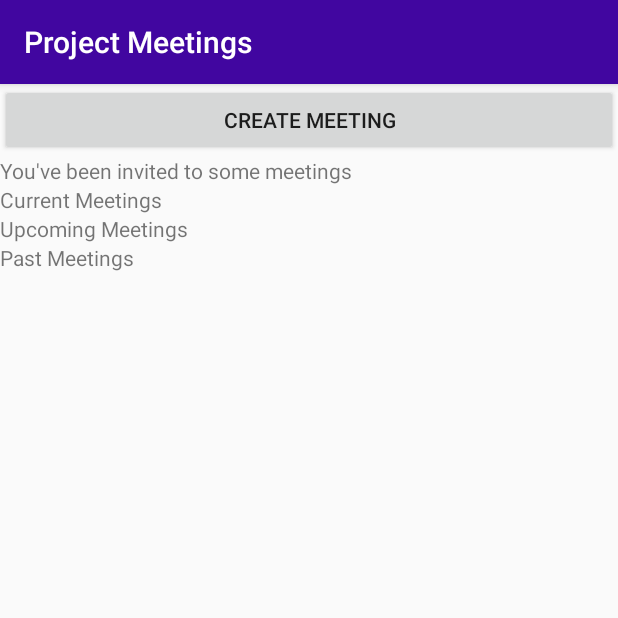
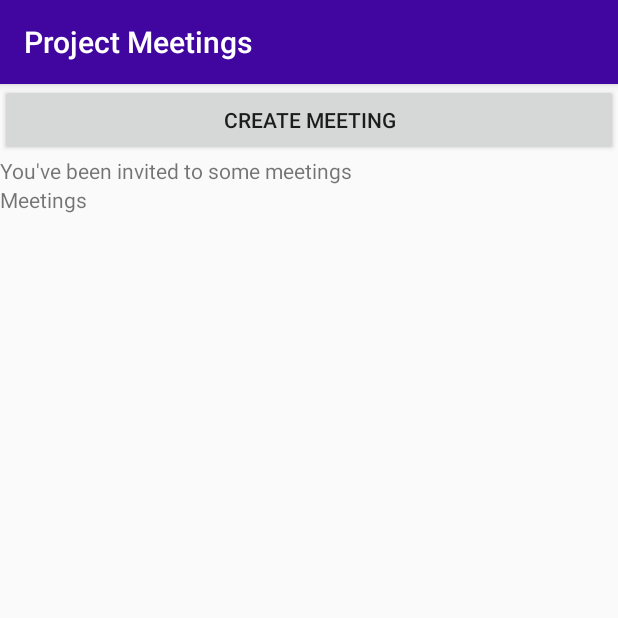
Before and after one commit to blakedgordon/ProjectMeetings-android, an Android app: the MeetingListActivity screen opened directly, with no data from a screen before it, on a phone screen of 412 x 824 dp, the top half of it. Run offline under Robolectric (Android 15) with nearby library versions, the phone set to English and light mode, and no system bars; our stand-ins replace Firebase (no records; nobody signed in at launch, a user with empty details on screens opened directly); libraries missing offline, so code that uses them is left out: org.slf4j; 5 statements that could not run were skipped.

Commit message:
MVP finished

```diff
--- a/app/src/main/java/edu/calbaptist/android/projectmeetings/CurrentMeetingsFragment.java
+++ b/app/src/main/java/edu/calbaptist/android/projectmeetings/CurrentMeetingsFragment.java
@@ -2,6 +2,7 @@ package edu.calbaptist.android.projectmeetings;
 
 import android.app.ListFragment;
 import android.content.Context;
+import android.content.Intent;
 import android.content.SharedPreferences;
 import android.os.AsyncTask;
 import android.os.Bundle;
@@ -18,9 +19,20 @@ import com.google.android.gms.tasks.Task;
 import com.google.firebase.auth.FirebaseAuth;
 import com.google.firebase.auth.FirebaseUser;
 import com.google.firebase.auth.GetTokenResult;
+import com.google.firebase.database.DataSnapshot;
+import com.google.firebase.database.DatabaseError;
+import com.google.firebase.database.DatabaseReference;
+import com.google.firebase.database.FirebaseDatabase;
+import com.google.firebase.database.Query;
+import com.google.firebase.database.ValueEventListener;
 
 import java.util.ArrayList;
+import java.util.Arrays;
+import java.util.Date;
 import java.util.HashSet;
+import java.util.LinkedHashMap;
+import java.util.List;
+import java.util.Map;
 import java.util.Set;
 
 import edu.calbaptist.android.projectmeetings.Exceptions.RestClientException;
@@ -36,7 +48,7 @@ public class CurrentMeetingsFragment extends ListFragment
     final static SharedPreferences prefs = App.context.getSharedPreferences(
             "edu.calbaptist.android.projectmeetings.Account_Name",
             Context.MODE_PRIVATE);
-    static ArrayList<String> meetingIds;
+    Map<String, Meeting> meetingHashMap = new LinkedHashMap<>();
 
     @Override
     public View onCreateView(LayoutInflater inflater,
@@ -47,46 +59,79 @@ public class CurrentMeetingsFragment extends ListFragment
     @Override
     public void onActivityCreated(Bundle savedInstanceState) {
         super.onActivityCreated(savedInstanceState);
-        meetingIds = new ArrayList<>();
 
-        AsyncTask.execute(new Runnable() {
-            @Override
-            public void run() {
-                String uID = prefs.getString("uID",null);
-                String firebaseToken = prefs.getString("FirebaseToken",null);
-                RestClient.getUserByUid(uID, firebaseToken, new Callback.RestClientUser() {
-                    @Override
-                    void onTaskExecuted(User user) {
-                        Log.d(TAG, "onTaskExecuted: " + user.getDisplayName());
-                        meetingIds.addAll(user.getMeetings());
-                        ArrayAdapter adapter = new ArrayAdapter<>(getActivity(), android.R.layout.simple_list_item_1, meetingIds.toArray());
-                        setListAdapter(adapter);
-                    }
-
-                    @Override
-                    void onTaskFailed(RestClientException e) {
-                        Log.d(TAG, "onTaskFailed with " + e.getResponseCode()
-                                + ": " + e.getJson().toString());
-                    }
-
-                    @Override
-                    void onExceptionRaised(Exception e) {
-                        Log.d(TAG, "onExceptionRaised: " + e.getMessage());
-                    }
-                });
-            }
-        });
-
-
-
-
+        buildMeetings();
         getListView().setOnItemClickListener(this);
     }
 
     @Override
     public void onItemClick(AdapterView<?> parent, View view, int position, long id) {
-
+        List<Meeting> MeetingList = new ArrayList(meetingHashMap.values()); // convert hashmap to array
+        Meeting m = MeetingList.get(position);
+        System.out.println(m.getName() + "--------------------------------------------------------------");
+        System.out.println(m.getDriveFolderId() + " drive folder id");
+        System.out.println(m.getTime() + " time");
+        System.out.println(m.getMid() + "mId");
+        Intent intent = new Intent(getActivity(), MeetingActivity.class);
+        intent.putExtra("meeting", m);
+        User user = new User.UserBuilder()
+                .setUid(prefs.getString("uID",null))
+                .setDisplayName(prefs.getString("DisplayName",null))
+                .setFirebaseToken(prefs.getString("FirebaseToken",null))
+                .build();
+        System.out.println(user.getDisplayName() + " user display name");
+        System.out.println(user.getUid() + " uid");
+        System.out.println("firebase token " + user.getFirebaseToken());
+        intent.putExtra("user",user);
+        startActivity(intent);
     }
 
+    private ArrayList<Meeting> buildMeetings(){
+        String uId = prefs.getString("uID",null);
+        final ArrayList<Meeting> meetings = new ArrayList<>();
 
+        DatabaseReference reference = FirebaseDatabase.getInstance().getReference();
+        Query query = reference.child("meetings").orderByChild("u_id").equalTo(uId);
+        query.addListenerForSingleValueEvent(new ValueEventListener() {
+            @Override
+            public void onDataChange(DataSnapshot dataSnapshot) {
+                ArrayList<String> invites = new ArrayList<String>(Arrays.asList(new String[]{"austin@gmail.com", "blake@gmail.com"}));
+
+                if (dataSnapshot.exists()) {
+                    for (DataSnapshot issue : dataSnapshot.getChildren()) {
+                        Meeting m = new Meeting.MeetingBuilder()
+                                .setName(issue.child("name").getValue().toString())
+                                .setObjective(issue.child("objective").getValue().toString())
+                                .setTime(Long.parseLong(issue.child("time").getValue().toString()))
+                                .setTimeLimit(Long.parseLong((issue.child("time_limit").getValue().toString())))
+                                .setDriveFolderId(issue.child("drive_folder_id").getValue().toString())
+                                .setMid(issue.getKey())
+                                .setInvites(invites)
+                                .build();
+                        meetings.add(m);
+                    }
+                }
+
+                for(Meeting m : meetings){
+                    String name = m.getName() + "\n" + m.getObjective() +  "\n" +
+                            unixToDateTime(m.getTime());
+                    meetingHashMap.put(name, m);
+                }
+                ArrayAdapter adapter = new ArrayAdapter<>(getActivity(), android.R.layout.simple_list_item_1, meetingHashMap.keySet().toArray());
+                setListAdapter(adapter);
+            }
+
+
+            @Override
+            public void onCancelled(DatabaseError databaseError) {
+
+            }
+        });
+        return meetings;
+    }
+
+    private String unixToDateTime(Long unix){
+        Date date = new java.util.Date(unix);
+        return date.toString();
+    }
 }
--- a/app/src/main/res/layout/activity_meetinglist.xml
+++ b/app/src/main/res/layout/activity_meetinglist.xml
@@ -31,17 +31,6 @@
         android:text="@string/current_meetings"
         android:layout_below="@id/Invites"/>
 
-    <!--<fragment-->
-        <!--android:layout_width="match_parent"-->
-        <!--android:layout_height="wrap_content"/>-->
-
-    <TextView
-        android:id="@+id/upcomingMeetings"
-        android:layout_width="match_parent"
-        android:layout_height="wrap_content"
-        android:text="@string/upcoming_meetings"
-        android:layout_below="@id/currentMeetings"/>
-
     <fragment
         android:id="@+id/fragment1"
         android:name="edu.calbaptist.android.projectmeetings.CurrentMeetingsFragment"
@@ -49,16 +38,7 @@
         android:layout_height="match_parent"
         android:layout_below="@id/currentMeetings" />
 
-    <TextView
-        android:id="@+id/PastMeetings"
-        android:layout_width="match_parent"
-        android:layout_height="wrap_content"
-        android:text="@string/past_meetings"
-        android:layout_below="@id/upcomingMeetings"/>
 
-    <!--<fragment-->
-    <!--android:layout_width="match_parent"-->
-    <!--android:layout_height="wrap_content"/>-->
 
 
 </RelativeLayout>
--- a/app/src/main/res/values/strings.xml
+++ b/app/src/main/res/values/strings.xml
@@ -8,7 +8,7 @@
     <string name="add_recording">Add Recording</string>
     <string name="start_recording">Start Recording</string>
     <string name="stop_recording">Stop Recording</string>
-    <string name="current_meetings">Current Meetings</string>
+    <string name="current_meetings">Meetings</string>
     <string name="upcoming_meetings">Upcoming Meetings</string>
     <string name="past_meetings">Past Meetings</string>
     <string name="add_file">Add File</string>
```
Also changed, not shown: app/src/main/java/edu/calbaptist/android/projectmeetings/MainActivity.java (+6 -1 lines).
